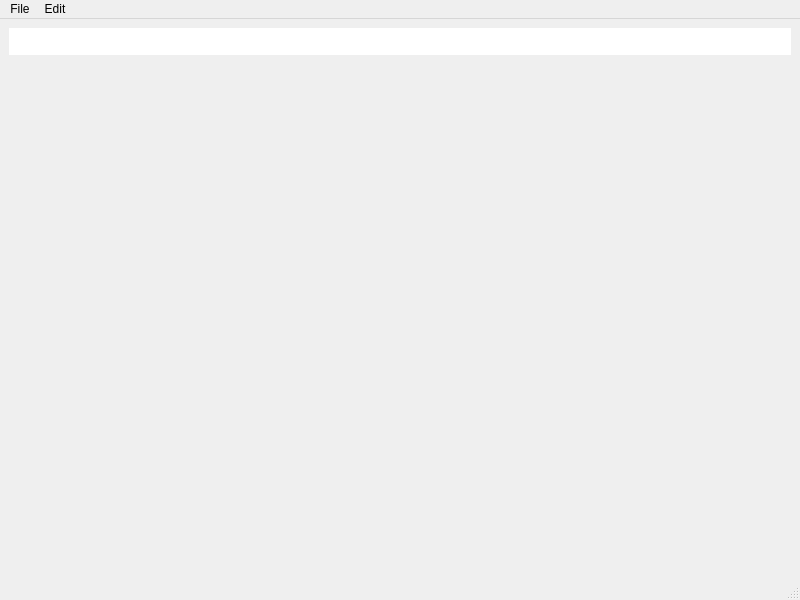
Qt form mainwindow.ui (SpoodyTheOne/OpenBirch) before a commit.
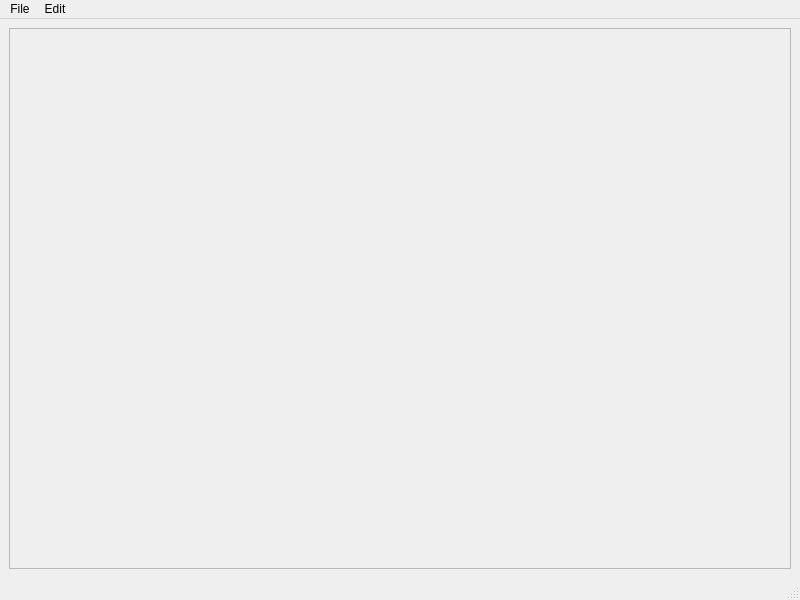
The same form after that commit. Icons and pictures are not drawn.

The edit to the form file:
```diff
--- a/mainwindow.ui
+++ b/mainwindow.ui
@@ -19,53 +19,33 @@
      <number>2</number>
     </property>
     <item>
-     <widget class="QTextEdit" name="textEdit">
-      <property name="sizePolicy">
-       <sizepolicy hsizetype="Expanding" vsizetype="MinimumExpanding">
-        <horstretch>0</horstretch>
-        <verstretch>50</verstretch>
-       </sizepolicy>
+     <widget class="QScrollArea" name="MainScrollArea">
+      <property name="widgetResizable">
+       <bool>true</bool>
       </property>
-      <property name="maximumSize">
-       <size>
-        <width>16777215</width>
-        <height>27</height>
-       </size>
+      <property name="alignment">
+       <set>Qt::AlignLeading|Qt::AlignLeft|Qt::AlignTop</set>
       </property>
-      <property name="frameShape">
-       <enum>QFrame::NoFrame</enum>
-      </property>
-      <property name="html">
-       <string>&lt;!DOCTYPE HTML PUBLIC &quot;-//W3C//DTD HTML 4.0//EN&quot; &quot;http://www.w3.org/TR/REC-html40/strict.dtd&quot;&gt;
-&lt;html&gt;&lt;head&gt;&lt;meta name=&quot;qrichtext&quot; content=&quot;1&quot; /&gt;&lt;meta charset=&quot;utf-8&quot; /&gt;&lt;style type=&quot;text/css&quot;&gt;
-p, li { white-space: pre-wrap; }
-hr { height: 1px; border-width: 0; }
-li.unchecked::marker { content: &quot;\2610&quot;; }
-li.checked::marker { content: &quot;\2612&quot;; }
-&lt;/style&gt;&lt;/head&gt;&lt;body style=&quot; font-family:'Sans Serif'; font-size:9pt; font-weight:400; font-style:normal;&quot;&gt;
-&lt;p style=&quot;-qt-paragraph-type:empty; margin-top:0px; margin-bottom:0px; margin-left:0px; margin-right:0px; -qt-block-indent:0; text-indent:0px;&quot;&gt;&lt;br /&gt;&lt;/p&gt;&lt;/body&gt;&lt;/html&gt;</string>
-      </property>
-      <property name="acceptRichText">
-       <bool>false</bool>
-      </property>
-      <property name="placeholderText">
-       <string/>
-      </property>
+      <widget class="QWidget" name="scrollAreaWidgetContents">
+       <property name="geometry">
+        <rect>
+         <x>0</x>
+         <y>0</y>
+         <width>780</width>
+         <height>536</height>
+        </rect>
+       </property>
+       <layout class="QVBoxLayout" name="verticalLayout_2">
+        <property name="spacing">
+         <number>2</number>
+        </property>
+        <item>
+         <layout class="QVBoxLayout" name="MainContentWindow"/>
+        </item>
+       </layout>
+      </widget>
      </widget>
     </item>
-    <item>
-     <spacer name="verticalSpacer">
-      <property name="orientation">
-       <enum>Qt::Vertical</enum>
-      </property>
-      <property name="sizeHint" stdset="0">
-       <size>
-        <width>20</width>
-        <height>265</height>
-       </size>
-      </property>
-     </spacer>
-    </item>
    </layout>
   </widget>
   <widget class="QMenuBar" name="menubar">
```
